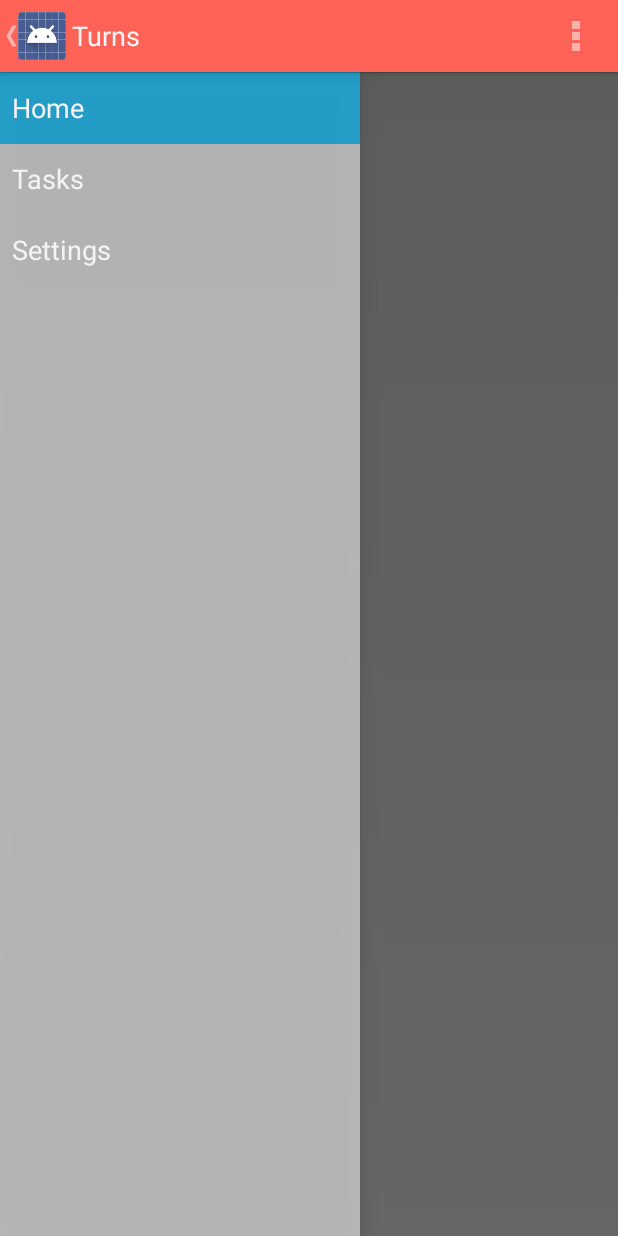
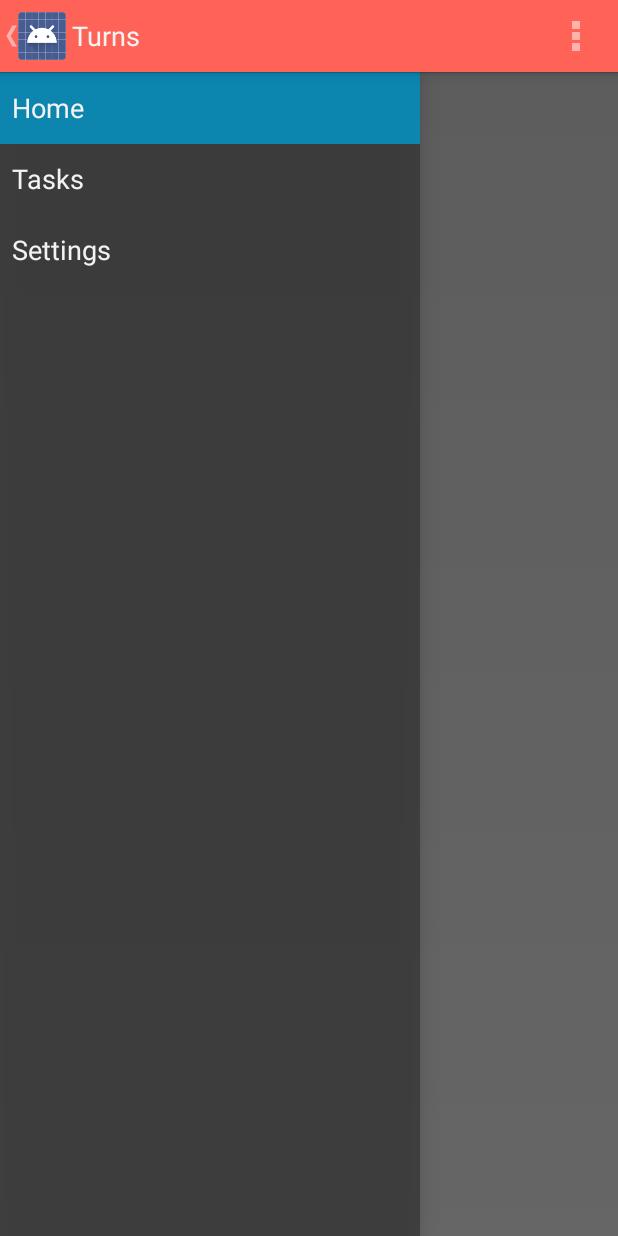
Before and after one commit to roitt/android-take-turns, an Android app: the screen it shows after launch (MainActivity), on a phone screen of 412 x 824 dp. Run offline under Robolectric (Android 15) with nearby library versions, the phone set to English and light mode, and no system bars; 2 statements that could not run were skipped.

```diff
--- a/app/src/main/res/layout/fragment_navigation_drawer.xml
+++ b/app/src/main/res/layout/fragment_navigation_drawer.xml
@@ -2,4 +2,4 @@
     xmlns:tools="http://schemas.android.com/tools" android:layout_width="match_parent"
     android:layout_height="match_parent" android:choiceMode="singleChoice"
     android:divider="@android:color/transparent" android:dividerHeight="0dp"
-    android:background="#cccc" tools:context=".NavigationDrawerFragment" />
+    android:background="#cc383838" tools:context=".NavigationDrawerFragment" />
--- a/app/src/main/res/values/dimens.xml
+++ b/app/src/main/res/values/dimens.xml
@@ -5,5 +5,5 @@
 
     <!-- Per the design guidelines, navigation drawers should be between 240dp and 320dp:
          https://developer.android.com/design/patterns/navigation-drawer.html -->
-    <dimen name="navigation_drawer_width">240dp</dimen>
+    <dimen name="navigation_drawer_width">280dp</dimen>
 </resources>
```
Also changed, not shown: app/src/main/res/drawable-hdpi/ic_action_new_task.png, app/src/main/res/drawable-mdpi/ic_action_new_task.png, app/src/main/res/drawable-xhdpi/ic_action_new_task.png, app/src/main/res/drawable-xxhdpi/ic_action_new_task.png.
